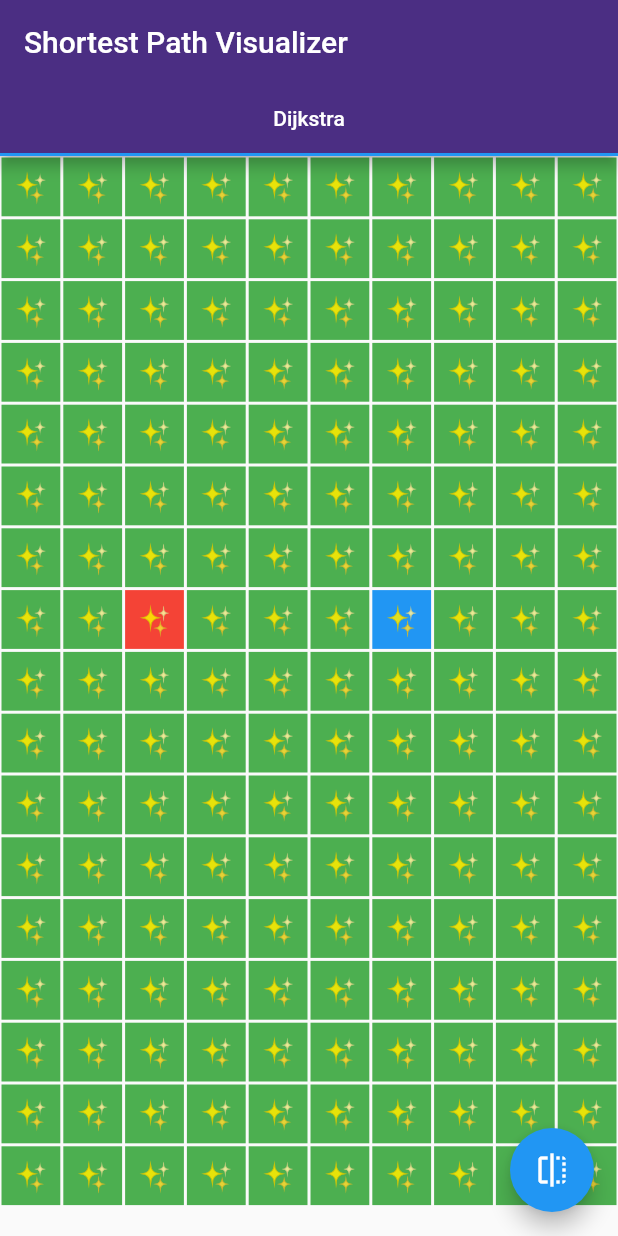
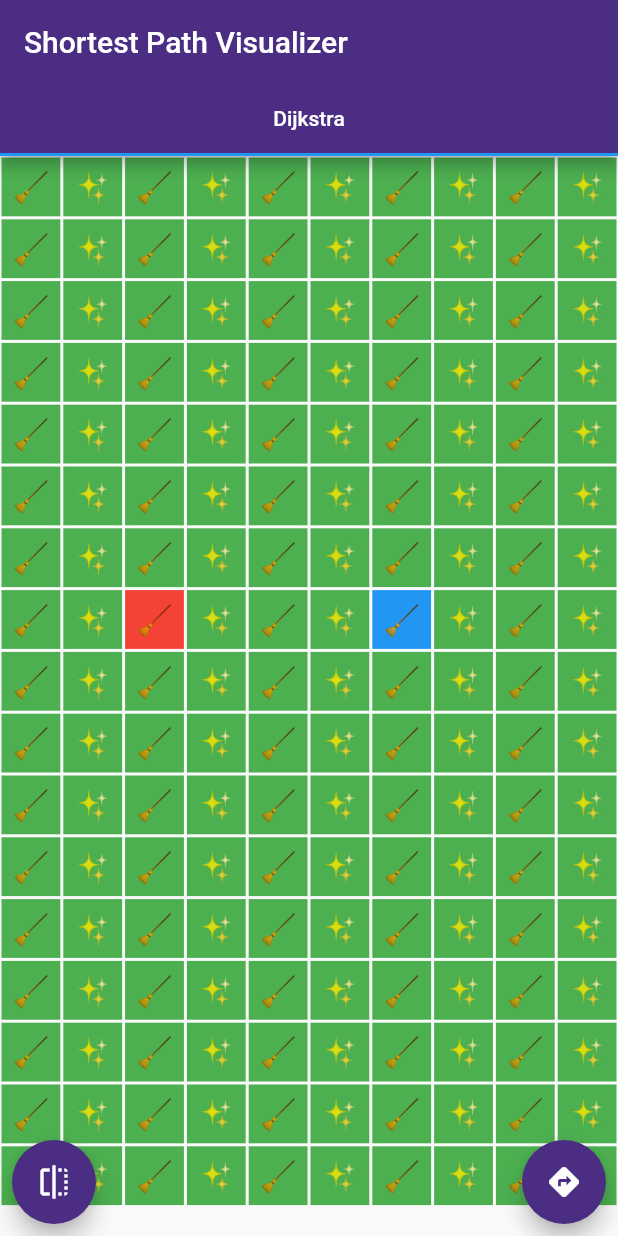
Before and after one commit to codycodes/flutter-shortest-path, a Flutter app: the screen it shows after launch, after a tap on the "flip" icon, on a phone screen of 412 x 824 dp. Run offline on Flutter 3.47's test engine with Material 2 defaults, Android fonts, the phone set to English and light mode, and no system bars.

Commit message:
:construction: Lots of tiny updates and it's working

```diff
--- a/flutter_shortest_path/lib/GridOne.dart
+++ b/flutter_shortest_path/lib/GridOne.dart
@@ -5,6 +5,7 @@
 import 'dart:async';
 import 'package:flutter/material.dart';
 import 'package:flutter/rendering.dart';
+import 'package:fluttershortestpath/Home.dart';
 import 'package:fluttershortestpath/Node.dart';
 
 class GridOne extends StatefulWidget {
@@ -14,13 +15,19 @@ class GridOne extends StatefulWidget {
 //class _GridOneState extends State<GridOne> with AfterLayoutMixin<GridOne>{
 class _GridOneState extends State<GridOne> {
   // accessible to class
-  final int int64MaxValue = 9223372036854775807;
+  // defer to largest JS value (2^53-1) since dart and JS differ
+  final int int64MaxValue = 9007199254740991;
   List<List<Node>> gridState = [];
   bool _visible = false;
+  bool _loaded = false;
   int startRow;
   int startCol;
   int endRow;
   int endCol;
+  int numCellsWidth;
+  int numCells;
+  int numRows;
+  double scale;
 
   @override
   void initState() {
@@ -28,16 +35,17 @@ class _GridOneState extends State<GridOne> {
     WidgetsBinding.instance.addPostFrameCallback((_){
       var size = MediaQuery.of(context).size;
       final double itemWidth = size.width;
-      int numCellsWidth = (size.width ~/ 40);
+      numCellsWidth = (size.width ~/ 40);
       double scale = itemWidth / numCellsWidth;
       double num = 0;
-      int numRows = 0;
+      numRows = 0;
       int topPadding = 128;
       while(num < (size.height - topPadding)) {
         num += scale;
         numRows += 1;
       }
-      int numCellsHeight = (numCellsWidth * numRows).toInt();
+
+      numCells = (numCellsWidth * numRows).toInt();
       int minusOneRow = 0;
       if (numRows % 2 == 1) {
         minusOneRow++;
@@ -52,11 +60,11 @@ class _GridOneState extends State<GridOne> {
         List<Node> curRow = List();
         for (int col = 0; col < numCellsWidth; col++) {
           if (row == startRow && col == startCol) {
-            curRow.add(Node(Colors.red, int64MaxValue ,row, col, false, false));
+            curRow.add(Node(Colors.red, int64MaxValue ,row, col, false, false, false));
           } else if (row == endRow && col == endCol) {
-            curRow.add(Node(Colors.blue, int64MaxValue ,row, col, false, false));
+            curRow.add(Node(Colors.blue, int64MaxValue ,row, col, false, false, false));
           } else {
-            curRow.add(Node(Colors.green, int64MaxValue ,row, col, false, false));
+            curRow.add(Node(Colors.green, int64MaxValue ,row, col, false, false, false));
           }
         }
         gridState.add(curRow);
@@ -69,9 +77,33 @@ class _GridOneState extends State<GridOne> {
       var size = MediaQuery
           .of(context)
           .size;
+
+        numCellsWidth = (size.width ~/ 40);
+        var gl = gridState.asMap().containsKey(0);
+        if (gl && numCellsWidth > gridState[0].length) {
+          numCellsWidth = gridState[0].length;
+        }
       final double itemWidth = size.width;
-      int numCellsWidth = (size.width ~/ 40);
-      double scale = itemWidth / numCellsWidth;
+//        TODO: adapt the screen size properly!
+//    rebuild the widget with a new widget when screen size changes! https://bit.ly/2TGK605
+    if (_loaded && scale != itemWidth / numCellsWidth) {
+      return AlertDialog(
+        title: Text(
+          "Please refresh page or return to previous orientation/window size",
+          style: TextStyle(color: Colors.white),
+          ),
+        content: Text(
+          "The screen size has changed and you must refresh the page with this size or make the window its previous size to continue using the application normally.",
+          style: TextStyle(color: Colors.white),
+          ),
+        elevation: 24.0,
+        backgroundColor: uwPurple,
+//        shape: CircleBorder(),
+      );
+    } else {
+      scale = itemWidth / numCellsWidth;
+    }
+
 
       double num = 0;
       int numRows = 0;
@@ -80,7 +112,10 @@ class _GridOneState extends State<GridOne> {
         num += scale;
         numRows += 1;
       }
-      int numCellsHeight = (numCellsWidth * numRows).toInt();
+      if (gl && numRows > gridState.length) {
+        numRows = gridState.length;
+      }
+      numCells = (numCellsWidth * numRows).toInt();
 
       // and then modulus gets the col
       List<int> convertIndexRowCol(idx) {
@@ -92,8 +127,13 @@ class _GridOneState extends State<GridOne> {
       Color getNodeColor(number) {
         // TODO: this could be a map of the number to the rowcol
         List<int> rowCol = convertIndexRowCol(number);
+//        if (rowCol[0] >= gridState.length || rowCol[1] >= gridState[0].length){
+//          rowCol[0] = gridState.length-1;
+//          rowCol[1] = gridState[0].length-1;
+//          print("reset");
+//        }
         if (gridState.length == 0) {
-          return Colors.white;
+          return Colors.green;
         } else {
           return gridState
               ?.elementAt(rowCol[0])
@@ -105,7 +145,6 @@ class _GridOneState extends State<GridOne> {
       clearGrid() {
         // Clears the grid except for the start and end nodes
         for (int row = 0; row < numRows; row++) {
-          List<Node> curRow = List();
           for (int col = 0; col < numCellsWidth; col++) {
             if (row == startRow && col == startCol) {
               gridState[row][col].color = Colors.red;
@@ -118,17 +157,30 @@ class _GridOneState extends State<GridOne> {
         }
       }
 
+      dijkstra() {
+        print("GO");
+      }
+
+      _loaded = true;
+
       return new Scaffold(
         body: GridView.count(
             physics: NeverScrollableScrollPhysics(),
             scrollDirection: Axis.vertical,
             crossAxisCount: numCellsWidth,
-            children: List.generate(numCellsHeight, (index) {
+            children: List.generate(numCells, (index) {
               List<int> rowCol = convertIndexRowCol(index);
               return new GestureDetector(
                 onTap: () =>
                     setState(() {
+                      if (gridState[rowCol[0]][rowCol[1]].isSet) {
+                        gridState[rowCol[0]][rowCol[1]].color = Colors.green;
+                      } else if (rowCol[1] == startCol && rowCol[0] == startRow ) {
+                      } else if (rowCol[0] == endRow && rowCol[1] == endCol) {
+                      } else {
                         gridState[rowCol[0]][rowCol[1]].color = Colors.yellow;
+                        gridState[rowCol[0]][rowCol[1]].isSet = true;
+                      }
                     }),
                 onLongPress: () =>
                     setState(() {
@@ -148,8 +200,9 @@ class _GridOneState extends State<GridOne> {
                         child: new AnimatedOpacity(
                           opacity: _visible ? 1.0 : 0.0,
                           curve: Curves.easeInOut,
-                          duration: Duration(milliseconds: 350),
-                          child: new Text ("✨",
+                          duration: Duration(milliseconds: 1000),
+                          child: new Text (
+                            index % 2 == 0 ? "🧹" : "✨",
                             style: TextStyle(
                                 fontSize: 20.0
                             ),
@@ -162,19 +215,46 @@ class _GridOneState extends State<GridOne> {
               );
             })
         ),
-        floatingActionButton: FloatingActionButton(
+        floatingActionButtonLocation: FloatingActionButtonLocation.centerDocked,
+        floatingActionButton: Padding(
+          padding: const EdgeInsets.all(8.0),
+          child: Row(
+            mainAxisAlignment: MainAxisAlignment.spaceBetween,
+            children: <Widget>[
+              FloatingActionButton(
                 onPressed: () {
                   // Call setState. This tells Flutter to rebuild the
                   // UI with the changes.
                   setState(() {
                     _visible = !_visible;
+                  });
+                  Future.delayed(const Duration(milliseconds: 1000), () {
+                    setState(() {
+                      _visible = !_visible;
                       clearGrid();
+                    });
                   });
                 },
                 tooltip: 'Toggle Opacity',
+                backgroundColor: uwPurple,
                 child: Icon(Icons.flip),
               ),
-
+              FloatingActionButton(
+                onPressed: () {
+                  // Call setState. This tells Flutter to rebuild the
+                  // UI with the changes.
+                  dijkstra();
+//                  setState(() {
+//                    _visible = !_visible;
+//                  });
+                },
+                tooltip: 'Go!',
+                backgroundColor: uwPurple,
+                child: Icon(Icons.directions),
+              ),
+            ]
+          )
+        )
       );
   }
 }
--- a/flutter_shortest_path/lib/Node.dart
+++ b/flutter_shortest_path/lib/Node.dart
@@ -6,14 +6,16 @@ class Node {
     Color color;
     bool startNode;
     bool endNode;
+    bool isSet;
 
-    Node(this.color, this.cost, this.row, this.col, this.startNode, this.endNode) {
+    Node(this.color, this.cost, this.row, this.col, this.startNode, this.endNode, this.isSet) {
       color = this.color;
       cost = this.cost;
       row = this.row;
       col = this.col;
       startNode = this.startNode;
       endNode = this.endNode;
+      isSet = this.isSet;
     }
 
     setColor(color) {
--- a/flutter_shortest_path/pubspec.yaml
+++ b/flutter_shortest_path/pubspec.yaml
@@ -23,7 +23,6 @@ environment:
 dependencies:
   flutter:
     sdk: flutter
-  after_layout: ^1.0.7+2
 
 
   # The following adds the Cupertino Icons font to your application.
@@ -33,7 +32,6 @@ dependencies:
 dev_dependencies:
   flutter_test:
     sdk: flutter
-  after_layout: ^1.0.7+2
 
 # For information on the generic Dart part of this file, see the
 # following page: https://dart.dev/tools/pub/pubspec
```
Also changed, not shown: flutter_shortest_path/lib/GridTwo.dart (deleted, +0 -103 lines), flutter_shortest_path/pubspec.lock, 1 other file. Lines whose indentation alone changed are shown as unchanged.
